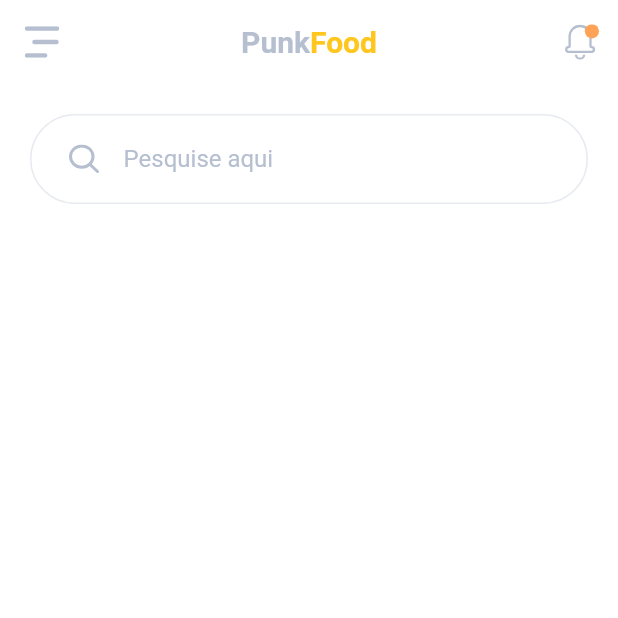
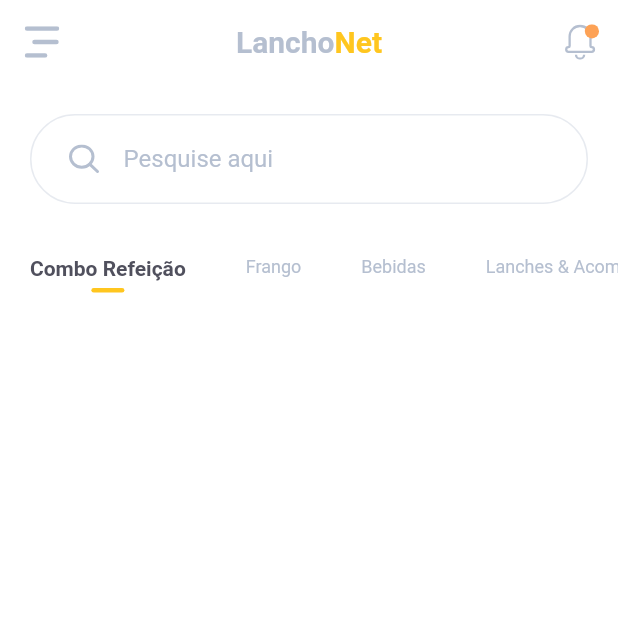
Before and after one commit to leandrorochaadm/app_food, a Flutter app: the screen it shows after launch, on a phone screen of 412 x 824 dp, the top half of it. Run offline on Flutter 3.47's test engine with Material 2 defaults, Android fonts, the phone set to English and light mode, and no system bars; our stand-ins replace flutter_svg.

Commit message:
CategoryItem create

```diff
--- a/lib/screen/home/components/app_bar.dart
+++ b/lib/screen/home/components/app_bar.dart
@@ -20,11 +20,11 @@ AppBar homeAppBar(BuildContext context) {
             ?.copyWith(fontWeight: FontWeight.bold),
         children: const [
           TextSpan(
-            text: 'Punk',
+            text: 'Lancho',
             style: TextStyle(color: kSecondaryColor),
           ),
           TextSpan(
-            text: 'Food',
+            text: 'Net',
             style: TextStyle(color: kPrimaryColor),
           ),
         ],
--- a/lib/screen/home/components/body.dart
+++ b/lib/screen/home/components/body.dart
@@ -1,6 +1,7 @@
 import 'package:flutter/material.dart';
 
 import '../../../components/components.dart';
+import 'components.dart';
 
 class Body extends StatelessWidget {
   const Body({Key? key}) : super(key: key);
@@ -10,6 +11,31 @@ class Body extends StatelessWidget {
     return Column(
       children: [
         SearchBox(onChanged: (String value) {}),
+        SingleChildScrollView(
+          scrollDirection: Axis.horizontal,
+          child: Row(
+            crossAxisAlignment: CrossAxisAlignment.start,
+            children: [
+              CategoryItem(
+                title: 'Combo Refeição',
+                isActive: true,
+                press: () {},
+              ),
+              CategoryItem(
+                title: 'Frango',
+                press: () {},
+              ),
+              CategoryItem(
+                title: 'Bebidas',
+                press: () {},
+              ),
+              CategoryItem(
+                title: 'Lanches & Acompanhamentos',
+                press: () {},
+              ),
+            ],
+          ),
+        )
       ],
     );
   }
--- /dev/null
+++ b/lib/screen/home/components/category_item.dart
@@ -0,0 +1,49 @@
+import 'package:flutter/material.dart';
+
+import '../../../constants.dart';
+
+class CategoryItem extends StatelessWidget {
+  final String title;
+  final bool isActive;
+  final VoidCallback press;
+
+  const CategoryItem({
+    Key? key,
+    required this.title,
+    this.isActive = false,
+    required this.press,
+  }) : super(key: key);
+
+  @override
+  Widget build(BuildContext context) {
+    return GestureDetector(
+      onTap: press,
+      child: Padding(
+        padding: const EdgeInsets.symmetric(horizontal: 20, vertical: 15),
+        child: Column(
+          children: [
+            Text(
+              title,
+              style: isActive
+                  ? const TextStyle(
+                      color: kTextColor,
+                      fontWeight: FontWeight.bold,
+                    )
+                  : const TextStyle(fontSize: 12),
+            ),
+            if (isActive)
+              Container(
+                margin: const EdgeInsets.symmetric(vertical: 5),
+                height: 3,
+                width: 22,
+                decoration: BoxDecoration(
+                  color: kPrimaryColor,
+                  borderRadius: BorderRadius.circular(10),
+                ),
+              )
+          ],
+        ),
+      ),
+    );
+  }
+}
--- a/lib/screen/home/components/components.dart
+++ b/lib/screen/home/components/components.dart
@@ -1,2 +1,3 @@
 export 'app_bar.dart';
 export 'body.dart';
+export 'category_item.dart';
```
